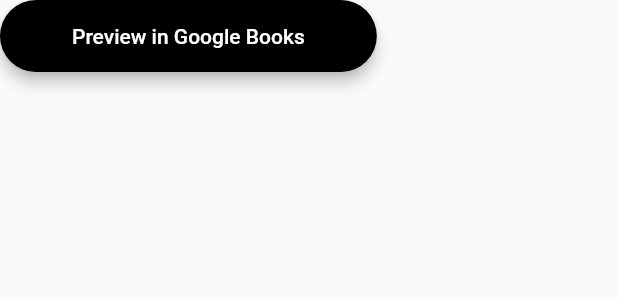
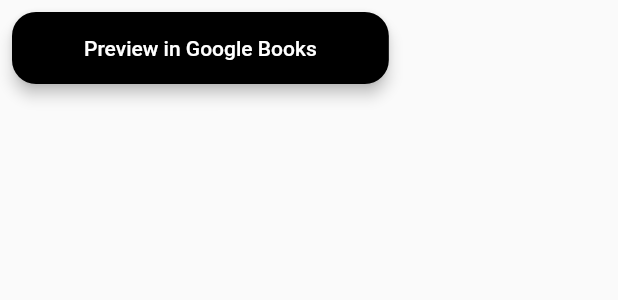
Before and after one commit to alinbr/bookAndUp, a Flutter app: the PreviewButton widget shown alone on an empty page, opened directly with empty values, on a phone screen of 412 x 824 dp. Shown: the top 300 px of the screen. Run offline on Flutter 3.47's test engine with Material 2 defaults, Android fonts, the phone set to English and light mode, and no system bars; our stand-ins replace cloud_firestore, firebase_auth, firebase_core, flutter_riverpod, flutter_signin_button, google_sign_in; accounts and stored records are empty.

Commit message:
preview button spacing

```diff
--- a/lib/presentation/widgets/book_details/preview_button.dart
+++ b/lib/presentation/widgets/book_details/preview_button.dart
@@ -12,13 +12,15 @@
 
   @override
   Widget build(BuildContext context) {
-    return OutlinedButton(
+    return Padding(
+      padding: const EdgeInsets.all(8.0),
+      child: OutlinedButton(
           style: OutlinedButton.styleFrom(
             backgroundColor: Colors.black,
             elevation: 4,
             padding: const EdgeInsets.all(16),
             shape: RoundedRectangleBorder(
-            borderRadius: BorderRadius.circular(24.0),
+              borderRadius: BorderRadius.circular(16.0),
             ),
           ),
           onPressed: () async {
@@ -36,6 +38,7 @@
                     .textTheme
                     .button!
                     .copyWith(color: Colors.white),
-            )));
+              ))),
+    );
   }
 }
```
Lines whose indentation alone changed are shown as unchanged.
